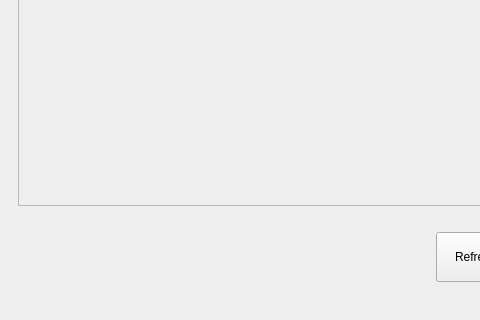
Above: client/src/main/launcher/ui/mainwindow.ui from JulianBiancardi/Wolfenstein-Taller1 before the change; both pictures show x 0 to 480 and y 176 to 496 of the 706 by 496 pixel window. Below: the same form after it.
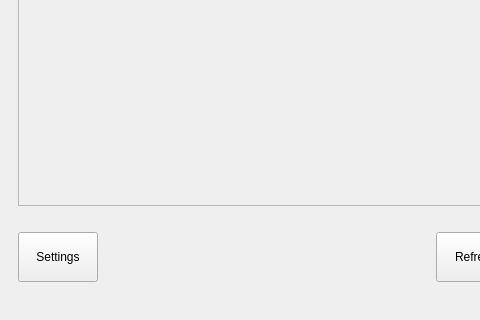
That is the form after the change. The open tabs and pages were chosen to show the change.

Commit message: [ADD] - add the settings page in the launcher

What changed in the file:
```diff
--- a/client/src/main/launcher/ui/mainwindow.ui
+++ b/client/src/main/launcher/ui/mainwindow.ui
@@ -119,6 +119,25 @@
         </item>
         <item>
          <layout class="QHBoxLayout" name="horizontalLayout">
+          <item>
+           <widget class="QPushButton" name="SettingsButton">
+            <property name="minimumSize">
+             <size>
+              <width>0</width>
+              <height>50</height>
+             </size>
+            </property>
+            <property name="maximumSize">
+             <size>
+              <width>16777215</width>
+              <height>50</height>
+             </size>
+            </property>
+            <property name="text">
+             <string>Settings</string>
+            </property>
+           </widget>
+          </item>
           <item>
            <spacer name="horizontalSpacer">
             <property name="orientation">
```
The commit also changes 28 other files.
